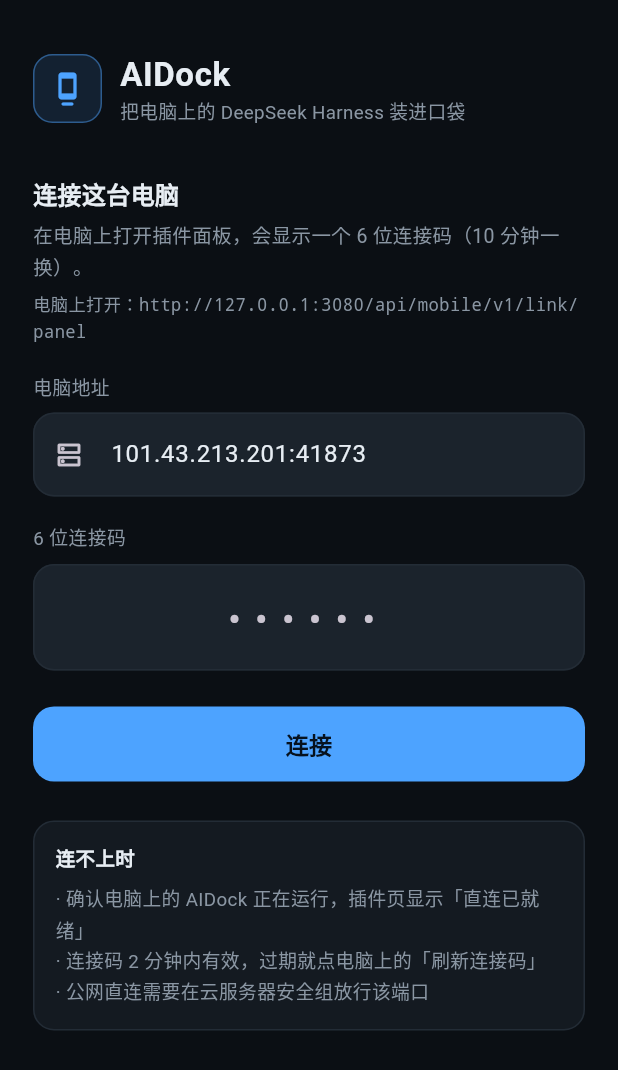
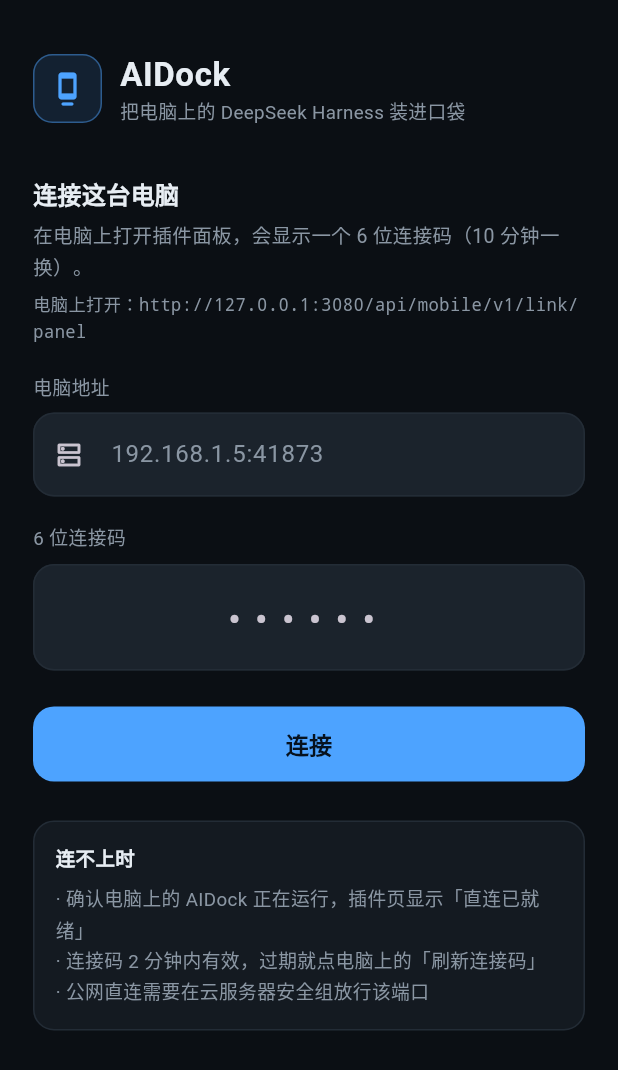
Before and after one commit to xg-1-179/aidock-app, a Flutter app: the screen it shows after launch, on a phone screen of 412 x 824 dp. Shown: the top 1070 px of the screen. Run offline on Flutter 3.47's test engine with Material 3 defaults, Android fonts, the phone set to English and light mode, and no system bars; missing offline and left inert: cryptography.

Commit message:
chore(app): 0.2.0, neutral host hint

```diff
--- a/app/lib/pages/pair_page.dart
+++ b/app/lib/pages/pair_page.dart
@@ -13,7 +13,7 @@ class PairPage extends StatefulWidget {
 }
 
 class _PairPageState extends State<PairPage> {
-  final _host = TextEditingController(text: '101.43.213.201:41873');
+  final _host = TextEditingController();
   final _code = TextEditingController();
   final _codeFocus = FocusNode();
 
@@ -85,7 +85,7 @@ class _PairPageState extends State<PairPage> {
                 keyboardType: TextInputType.url,
                 autocorrect: false,
                 decoration: const InputDecoration(
-                  hintText: '101.43.213.201:41873',
+                  hintText: '192.168.1.5:41873',
                   prefixIcon: Icon(Icons.dns_outlined, size: 20),
                 ),
               ),
--- a/app/pubspec.yaml
+++ b/app/pubspec.yaml
@@ -1,7 +1,7 @@
 name: aidock
 description: AIDock 手机客户端（DeepSeek Harness 远程伴侣）
 publish_to: none
-version: 0.1.0+1
+version: 0.2.0+2
 
 environment:
   sdk: ">=3.0.0 <4.0.0"
```
